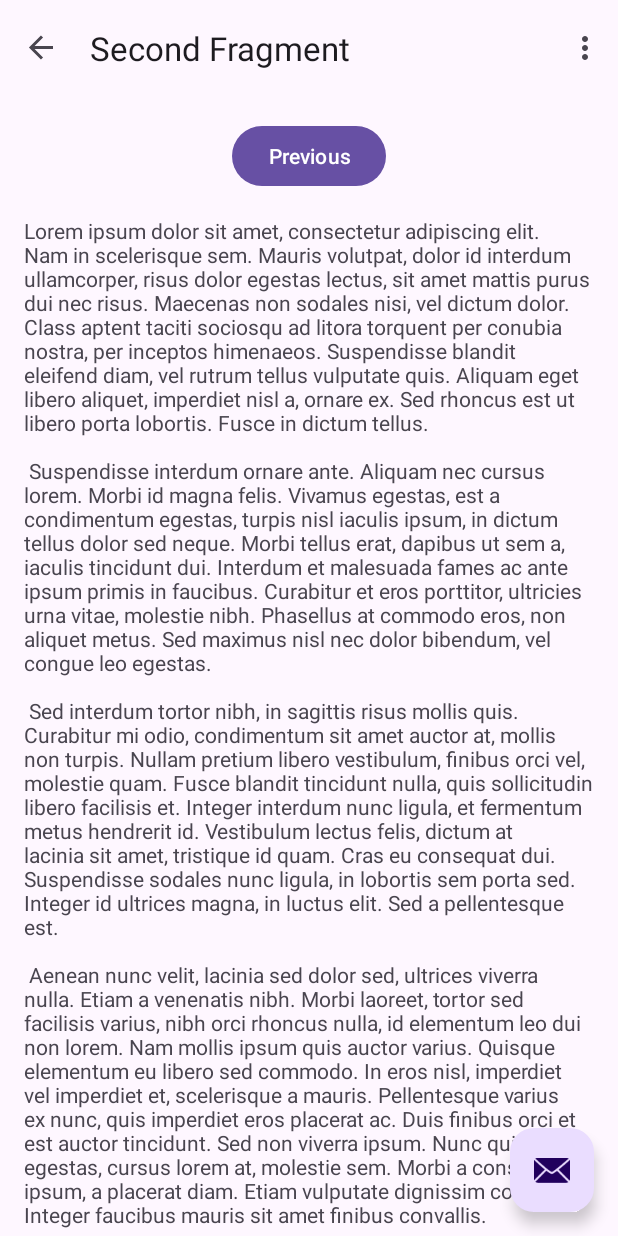
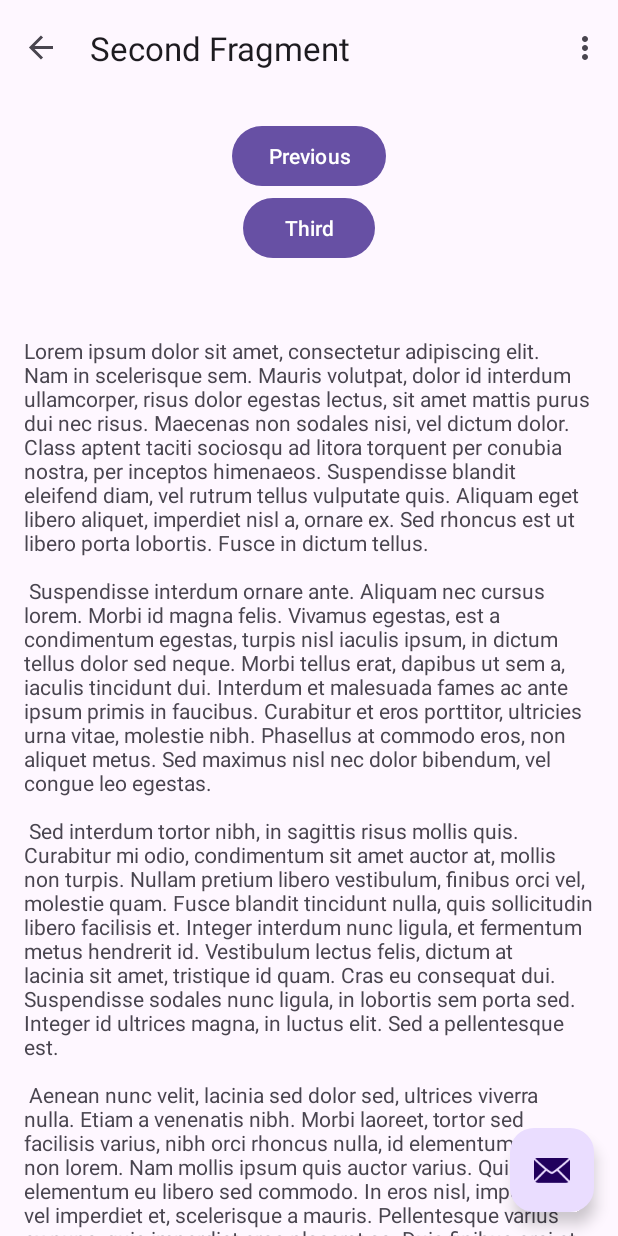
Before and after one commit to PathumSanjana/My-first-mobile-app, an Android app: the SecondFragment screen opened through its navigation route, on a phone screen of 412 x 824 dp. Run offline under Robolectric (Android 15) with nearby library versions, the phone set to English and light mode, and no system bars; our stand-ins replace navigation-ui.

Commit message:
add new fragment

```diff
--- a/app/src/main/java/com/example/first_mobile_app/SecondFragment.kt
+++ b/app/src/main/java/com/example/first_mobile_app/SecondFragment.kt
@@ -35,6 +35,9 @@ class SecondFragment : Fragment() {
         binding.buttonSecond.setOnClickListener {
             findNavController().navigate(R.id.action_SecondFragment_to_FirstFragment)
         }
+        binding.buttonThird.setOnClickListener {
+            findNavController().navigate(R.id.action_SecondFragment_to_ThirdFragment)
+        }
     }
 
     override fun onDestroyView() {
--- a/app/src/main/res/layout/fragment_second.xml
+++ b/app/src/main/res/layout/fragment_second.xml
@@ -16,6 +16,16 @@
             android:layout_width="wrap_content"
             android:layout_height="wrap_content"
             android:text="@string/previous"
+            app:layout_constraintBottom_toTopOf="@id/button_third"
+            app:layout_constraintEnd_toEndOf="parent"
+            app:layout_constraintStart_toStartOf="parent"
+            app:layout_constraintTop_toTopOf="parent" />
+
+        <Button
+            android:id="@+id/button_third"
+            android:layout_width="wrap_content"
+            android:layout_height="wrap_content"
+            android:text="@string/third"
             app:layout_constraintBottom_toTopOf="@id/textview_second"
             app:layout_constraintEnd_toEndOf="parent"
             app:layout_constraintStart_toStartOf="parent"
--- a/app/src/main/res/navigation/nav_graph.xml
+++ b/app/src/main/res/navigation/nav_graph.xml
@@ -24,5 +24,17 @@
         <action
             android:id="@+id/action_SecondFragment_to_FirstFragment"
             app:destination="@id/FirstFragment" />
+        <action
+            android:id="@+id/action_SecondFragment_to_ThirdFragment"
+            app:destination="@id/ThirdFragment" />
+    </fragment>
+    <fragment
+        android:id="@+id/ThirdFragment"
+        android:name="com.example.first_mobile_app.ThirdFragment"
+        android:label="@string/third_fragment_label"
+        tools:layout="@layout/fragment_third">
+
+
+
     </fragment>
 </navigation>
--- a/app/src/main/res/values/strings.xml
+++ b/app/src/main/res/values/strings.xml
@@ -4,8 +4,10 @@
     <!-- Strings used for fragments for navigation -->
     <string name="first_fragment_label">First Fragment</string>
     <string name="second_fragment_label">Second Fragment</string>
+    <string name="third_fragment_label">Third Fragment</string>
     <string name="next">Next</string>
     <string name="previous">Previous</string>
+    <string name="third">Third</string>
 
     <string name="lorem_ipsum">
         Lorem ipsum dolor sit amet, consectetur adipiscing elit. Nam in scelerisque sem. Mauris
@@ -43,4 +45,6 @@
         libero vel nunc consequat, quis tincidunt nisl eleifend. Cras bibendum enim a justo luctus
         vestibulum. Fusce dictum libero quis erat maximus, vitae volutpat diam dignissim.
     </string>
+    <!-- TODO: Remove or change this placeholder text -->
+    <string name="hello_blank_fragment">Hello blank fragment</string>
 </resources>
```
Also changed, not shown: app/src/main/java/com/example/first_mobile_app/ThirdFragment.kt (added, +59 -0 lines), app/src/main/res/layout/fragment_third.xml (added, +16 -0 lines).
